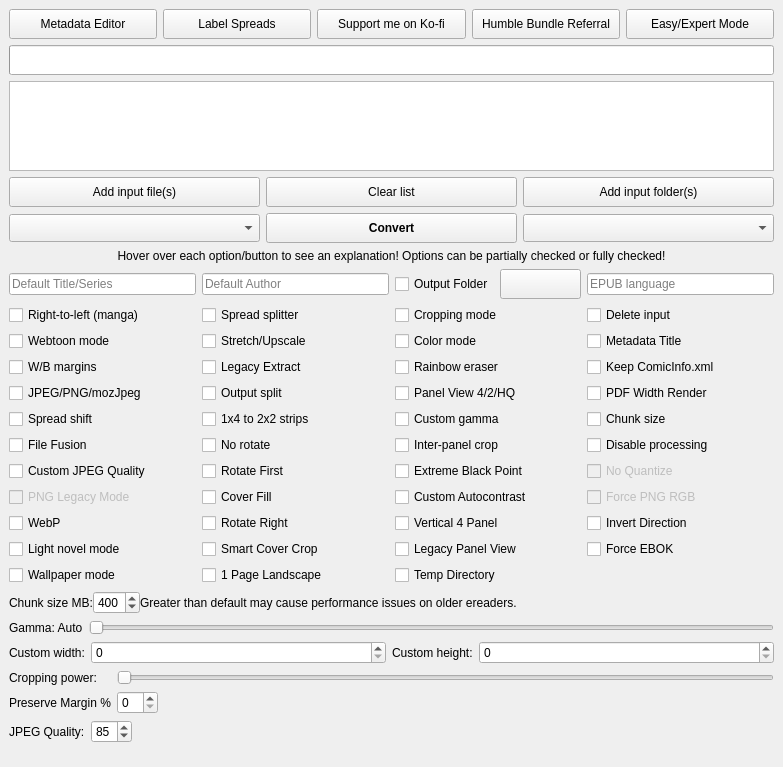
Old version of the form gui/KCC.ui in the repository ciromattia/kcc.
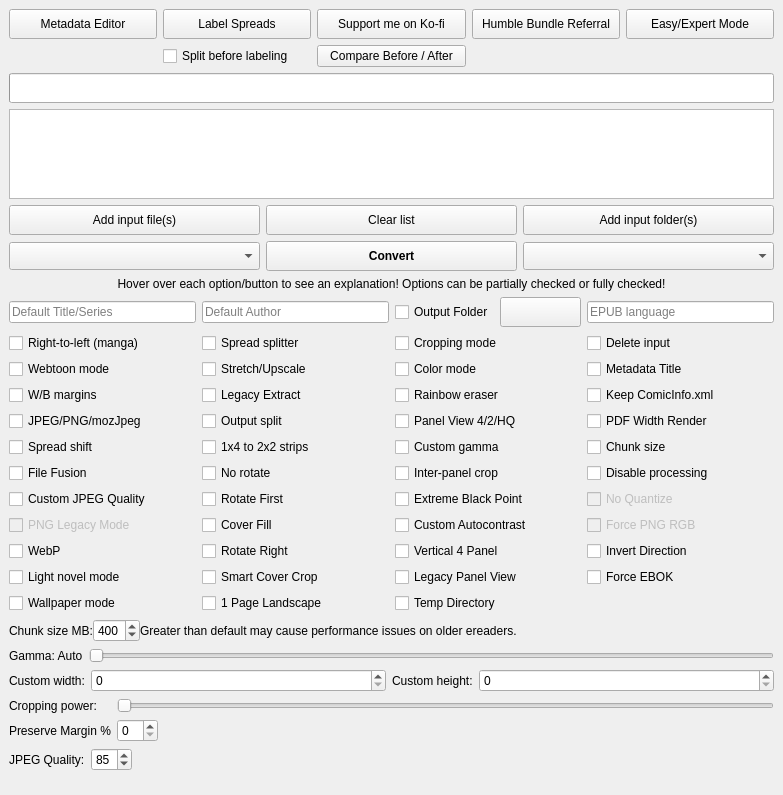
New version of the form. Icons and pictures are not drawn.

Patch:
```diff
--- a/gui/KCC.ui
+++ b/gui/KCC.ui
@@ -1083,6 +1083,26 @@
          </property>
         </widget>
        </item>
+       <item row="1" column="1">
+        <widget class="QCheckBox" name="splitBeforeLabelingBox">
+         <property name="toolTip">
+          <string>Split wide source images into single pages before reviewing spread pairs.</string>
+         </property>
+         <property name="text">
+          <string>Split before labeling</string>
+         </property>
+        </widget>
+       </item>
+       <item row="1" column="2">
+        <widget class="QPushButton" name="compareSpreadsButton">
+         <property name="toolTip">
+          <string>Preview how queued books will split and join pages.</string>
+         </property>
+         <property name="text">
+          <string>Compare Before / After</string>
+         </property>
+        </widget>
+       </item>
        <item row="0" column="2">
         <widget class="QPushButton" name="kofiButton">
          <property name="minimumSize">
```
Left out of the diff: 3 changed lines with no effect on the pictures.
